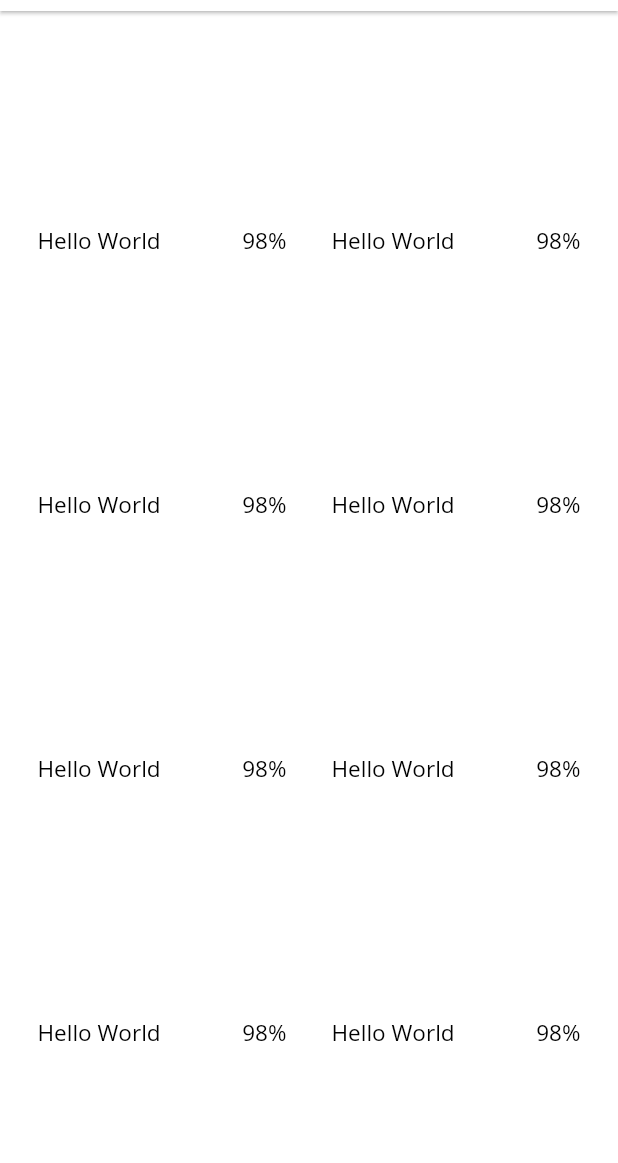
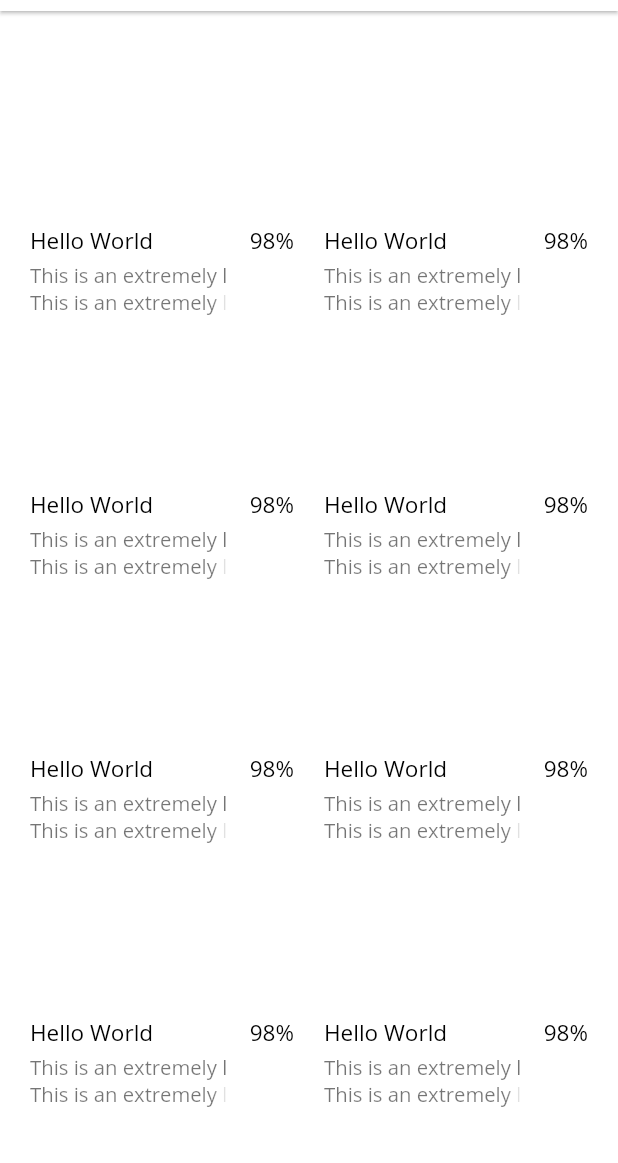
Before and after one commit to patelneel55/Memoree, a Flutter app: the AppScaffold screen opened directly, on a phone screen of 412 x 824 dp, the part 73-1236 px from its top. Run offline on Flutter 3.47's test engine with Material 2 defaults, Android fonts, the phone set to English and light mode, and no system bars; our stand-ins replace cloud_functions, firebase_auth, firebase_core, google_sign_in; accounts and stored records are empty; project files that could hold a hidden picture were left out.

Commit message:
Add an auto scrollable sub-text along with play icon on hover

```diff
--- a/frontend/memoree_client/lib/widgets/video_card.dart
+++ b/frontend/memoree_client/lib/widgets/video_card.dart
@@ -1,39 +1,143 @@
+import 'dart:ui';
+
 import 'package:flutter/material.dart';
+
 import 'package:memoree_client/thumbnail.dart';
 import 'package:memoree_client/video_data.dart';
 
-class VideoCard extends StatelessWidget {
+class VideoCard extends StatefulWidget {
   final VideoData videoData;
 
   VideoCard(this.videoData);
 
   @override
+  _VideoCardState createState() => _VideoCardState();
+}
+
+class _VideoCardState extends State<VideoCard> {
+  bool _isHovering;
+  ScrollController _scrollController = ScrollController();
+  bool _isScrolling;
+
+  @override
+  void initState() {
+    super.initState();
+    _isHovering = false;
+    _isScrolling = false;
+  }
+
+  void _updateHoverStatus(bool status) {
+    setState(() {
+      _isHovering = status;
+    });
+  }
+
+  void _updateScrollingStatus() {
+    setState(() {
+      _isScrolling = !_isScrolling;
+    });
+
+    if(_isScrolling)
+    {
+      double maxExtent = _scrollController.position.maxScrollExtent;
+      double distanceDifference = maxExtent - _scrollController.offset;
+      double durationDouble = distanceDifference / 20;
+
+      _scrollController.animateTo(
+        maxExtent,
+        duration: Duration(seconds: durationDouble.toInt()),
+        curve: Curves.linear
+      );
+    }
+    else
+      _scrollController.animateTo(
+        _scrollController.position.minScrollExtent,
+        duration: Duration(milliseconds: 10),
+        curve: Curves.linear
+      );
+  }
+
+  @override
   Widget build(BuildContext context) {
-    return GestureDetector(
-      onTap: () => {},
+    return Stack(
+      children: <Widget>[
+        Positioned.fill(
           child: Container(
             // elevation: 1,
-        width: 200,
             child: Column(
               mainAxisSize: MainAxisSize.min,
               // crossAxisAlignment: CrossAxisAlignment.start,
               children: <Widget>[
                 AspectRatio(
                   aspectRatio: 3 / 2,
-              child: ThumbnailGenerator(videoData: this.videoData, dryrun: true)
+                  child: ThumbnailGenerator(videoData: widget.videoData, dryrun: true)
                 ),
                 Padding(
-              padding: EdgeInsets.all(5.0),
+                  padding: EdgeInsets.only(bottom: 5.0, top: 5.0),
                   child: Row(
                     crossAxisAlignment: CrossAxisAlignment.start,
                     children: <Widget>[
                       Expanded(
                         flex: 9,
-                    child: Text("Hello World")
+                        child: Column(
+                          mainAxisSize: MainAxisSize.min,
+                          mainAxisAlignment: MainAxisAlignment.start,
+                          crossAxisAlignment: CrossAxisAlignment.start,
+                          children: <Widget>[
+                            Text("Hello World"),
+                            SizedBox(height: 5),
+                            // ShaderMask(
+                            //   shaderCallback: (Rect bounds) {
+                            //     return LinearGradient(
+                            //       colors: [Colors.white, Colors.white.withOpacity(0.05)],
+                            //       stops: [0.7, 1],
+                            //       tileMode: TileMode.mirror
+                            //     ).createS;
+                            //   },
+                            //   child: SingleChildScrollView(
+                            //     scrollDirection: Axis.horizontal,
+                            //     controller: _scrollController,
+                            //     child: Text(
+                            //         "This is an extremely long text its so long that it is sometimes rendered weirdly",
+                            //         textScaleFactor: 0.9,
+                            //         style: TextStyle(color: Colors.black54),
+                            //       )
+                            //   ),
+                            // ),
+                            Container(
+                                  decoration: BoxDecoration(
+        color: Colors.white,
+          gradient: LinearGradient(
+                                  colors: [Colors.white, Colors.white.withOpacity(0.05)],
+                                  stops: [0.7, 1],
+                                  tileMode: TileMode.mirror
+                                )),
+                                  child: SingleChildScrollView(
+                                    scrollDirection: Axis.horizontal,
+                                    controller: _scrollController,
+                                    child: Text(
+                                        "This is an extremely long text its so long that it is sometimes rendered weirdly",
+                                        textScaleFactor: 0.9,
+                                        style: TextStyle(color: Colors.black54),
+                                      )
+                                  ),
+                                ),
+                            Flexible(
+                              child: Text(
+                                "This is an extremely long text its so long that it is sometimes rendered weirdly",
+                                maxLines: 1,
+                                softWrap: false,
+                                overflow: TextOverflow.fade,
+                                textScaleFactor: 0.9,
+                                style: TextStyle(color: Colors.black54),
+                              )
+                            ),
+                          ],
+                        ),
                       ),
                       Expanded(
-                    flex: 2,
-                    child: Text("98%", textAlign: TextAlign.right,)
+                        flex: 3,
+                        child: Text("98%", textAlign: TextAlign.right, style: TextStyle(fontWeight: FontWeight.w500),)
                       )
                     ]
                   )
@@ -41,6 +145,32 @@ class VideoCard extends StatelessWidget {
               ],
             )
           ),
+        ),
+        Positioned(
+          child: AnimatedOpacity(
+            opacity: _isHovering ? 1.0 : 0.0,
+            duration: Duration(milliseconds: 100),
+            child: AspectRatio(
+              aspectRatio: 3 / 2,
+              child: Center(
+                child: const Icon(Icons.play_arrow, size: 100)
+              ),
+            ),
+          ),
+        ),
+        Positioned.fill(
+          child: Material(
+            color: Colors.transparent,
+            child: InkWell(
+              onHover: (isHovering) {
+                _updateHoverStatus(isHovering);
+                _updateScrollingStatus();
+              },
+              onTap: () {},
+            ),
+          ),
+        ),
+      ],
     );
   }
 }
```
Lines whose indentation alone changed are shown as unchanged.
